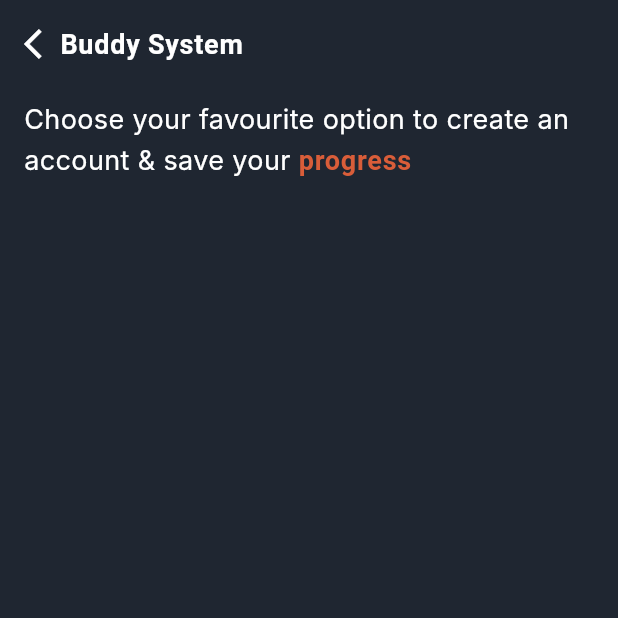
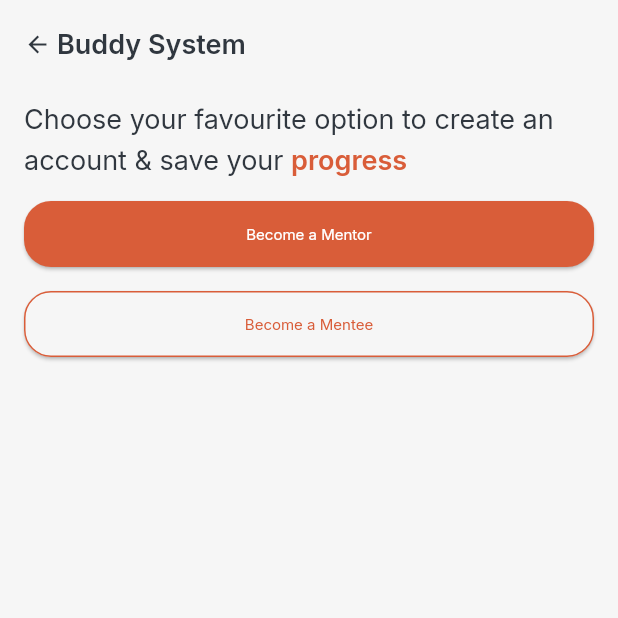
Before and after one commit to yashh1994/Croonx-Flutter-App, a Flutter app: the screen it shows after launch, on a phone screen of 412 x 824 dp, the top half of it. Run offline on Flutter 3.47's test engine with Material 3 defaults, Android fonts, the phone set to English and light mode, and no system bars; our stand-ins replace flutter_staggered_animations, google_fonts.

Commit message:
Buddy System done

```diff
--- a/the-conxn-project-flutter/lib/Buddy System/BuddySystem.dart
+++ b/the-conxn-project-flutter/lib/Buddy System/BuddySystem.dart
@@ -1,5 +1,8 @@
 import 'package:flutter/cupertino.dart';
 import 'package:flutter/material.dart';
+import 'package:the_conxn_project_flutter/Theme.dart';
+
+import '../Dialogs/MentorMenteeAskingDialog.dart';
 
 class Buddysystem extends StatelessWidget {
   const Buddysystem({super.key});
@@ -12,11 +15,17 @@ class Buddysystem extends StatelessWidget {
       padding: EdgeInsets.all(16),
       child: Column(
         children: [
-          Row(
-            children: [
-              Icon(Icons.arrow_back_ios, color: theme.secondaryHeaderColor),
-              Text("Buddy System", style: theme.textTheme.bodyLarge),
-            ],
+          GestureDetector(
+            onTap: () {
+
+            },
+            child: Row(
+              children: [
+                Icon(Icons.arrow_back_sharp, color: theme.secondaryHeaderColor,size: 18,),
+                SizedBox(width: 4,),
+                Text("Buddy System", style: theme.textTheme.bodyLarge),
+              ],
+            ),
           ),
           SizedBox(height: 24,),
           Text.rich(
@@ -32,6 +41,30 @@ class Buddysystem extends StatelessWidget {
               ],
             ),
           ),
+          SizedBox(height: 12,),
+          SizedBox(
+            width: double.infinity,
+            child: ElevatedButton(
+                style: primaryFillButton,
+                onPressed: () => openBottomDrawer(context,theme), child: Text(
+              "Become a Mentor",
+              style: smallPrimaryTextStyle,
+            )),
+          ),
+          SizedBox(height: 12,),
+          SizedBox(
+            width: double.infinity,
+            child: ElevatedButton(
+                style: primaryNonFillButton.copyWith(
+                  backgroundColor: MaterialStateProperty.all(theme.scaffoldBackgroundColor),
+                ),
+                onPressed: () => openBottomDrawer(context,theme), child: Text(
+              "Become a Mentee",
+              style: smallPrimaryTextStyle.copyWith(
+                color: theme.brightness == Brightness.dark ? Colors.white : theme.primaryColor,
+              ),
+            )),
+          )
         ],
       ),
     );
--- a/the-conxn-project-flutter/lib/Theme.dart
+++ b/the-conxn-project-flutter/lib/Theme.dart
@@ -1,4 +1,5 @@
 import 'package:flutter/material.dart';
+import 'package:google_fonts/google_fonts.dart';
 
 final ThemeData darkTheme = ThemeData(
   primaryColor: Color(0xFFD95D39),
@@ -6,8 +7,22 @@ final ThemeData darkTheme = ThemeData(
   dialogBackgroundColor: Color(0xFF484E57),
   secondaryHeaderColor: Color(0xFFFFFFFF),
   textTheme: TextTheme(
-    bodyLarge: TextStyle(color: Color(0xFFFFFFFF),fontSize: 18,fontWeight: FontWeight.w600),
-    bodyMedium: TextStyle(color: Color(0xFFFFFFFF),fontSize: 18,fontFamily: "Inter")
+    bodyLarge: GoogleFonts.inter(
+      color: Color(0xFFFFFFFF),
+      fontWeight: FontWeight.w600,
+      fontSize: 18,
+      letterSpacing: 0,
+    ),
+    bodyMedium: GoogleFonts.inter(
+      fontSize: 18,
+      color: Color(0xFFFFFFFF),
+      letterSpacing: 0,
+    ),
+    bodySmall: GoogleFonts.inter(
+      fontSize: 12,
+      color: Color(0xFFFFFFFF),
+      letterSpacing: 0,
+    ),
   ),
   colorScheme: const ColorScheme.light(
     primary: Colors.blue,
@@ -19,11 +34,53 @@ final ThemeData lightTheme = ThemeData(
   primaryColor: Color(0xFFD95D39),
   scaffoldBackgroundColor: Color(0xFFF6F6F6),
   dialogBackgroundColor: Color(0xFFE6E6E6),
+  secondaryHeaderColor: Color(0xFF30373F),
   textTheme: TextTheme(
-    bodyLarge: TextStyle(color: Color(0xFF30373F)),
+    bodyLarge: GoogleFonts.inter(
+      color: Color(0xFF30373F),
+      fontWeight: FontWeight.w600,
+      fontSize: 18,
+      letterSpacing: 0,
+    ),
+    bodyMedium: GoogleFonts.inter(
+      fontWeight: FontWeight.w400,
+      fontSize: 18,
+      color: Color(0xFF30373F),
+      letterSpacing: 0,
+    ),
+    bodySmall: GoogleFonts.inter(
+      fontSize: 12,
+      color: Color(0xFF30373F),
+      letterSpacing: 0,
+    ),
   ),
   colorScheme: const ColorScheme.light(
     primary: Colors.blue,
     secondary: Colors.blueAccent,
   ),
 );
+
+
+final TextStyle smallPrimaryTextStyle = GoogleFonts.inter(
+  fontSize: 10,
+  color: Colors.white,
+);
+
+final ButtonStyle primaryFillButton = ElevatedButton.styleFrom(
+  padding: const EdgeInsets.symmetric(vertical: 16),
+  backgroundColor: const Color(0xFFD95D39), // orange fill
+  foregroundColor: Colors.white,           // text color
+  shape: RoundedRectangleBorder(
+    borderRadius: BorderRadius.circular(18),
+  ),
+  textStyle: smallPrimaryTextStyle
+);
+
+final ButtonStyle primaryNonFillButton = OutlinedButton.styleFrom(
+  padding: const EdgeInsets.symmetric(vertical: 16),
+  side: const BorderSide(color: Color(0xFFD95D39), width: 1),
+  shape: RoundedRectangleBorder(
+    borderRadius: BorderRadius.circular(18),
+  ),
+  textStyle: smallPrimaryTextStyle
+);
--- a/the-conxn-project-flutter/lib/main.dart
+++ b/the-conxn-project-flutter/lib/main.dart
@@ -1,5 +1,6 @@
 import 'package:flutter/material.dart';
 import 'package:the_conxn_project_flutter/Buddy%20System/BuddySystem.dart';
+import 'package:the_conxn_project_flutter/Mentoring/Mentoring.dart';
 import 'package:the_conxn_project_flutter/Theme.dart';
 
 void main() {
@@ -15,11 +16,9 @@ class MyApp extends StatelessWidget {
     bool isDarkMode = false;
     return MaterialApp(
       title: 'Flutter Demo',
-      theme: darkTheme,
+      theme: lightTheme,
       darkTheme: darkTheme,
-      home: Buddysystem(
-
-      ),
+      home: Buddysystem()
     );
   }
 }
--- a/the-conxn-project-flutter/pubspec.yaml
+++ b/the-conxn-project-flutter/pubspec.yaml
@@ -34,6 +34,8 @@ dependencies:
   # The following adds the Cupertino Icons font to your application.
   # Use with the CupertinoIcons class for iOS style icons.
   cupertino_icons: ^1.0.8
+  google_fonts: ^6.2.1
+  flutter_staggered_animations: ^1.1.1
 
 dev_dependencies:
   flutter_test:
```
Also changed, not shown: the-conxn-project-flutter/lib/Dialogs/MentorMenteeAskingDialog.dart (added, +95 -0 lines), the-conxn-project-flutter/lib/Mentoring/ChatList.dart (added, +70 -0 lines), the-conxn-project-flutter/lib/Mentoring/Mentoring.dart (added, +91 -0 lines), the-conxn-project-flutter/pubspec.lock.
